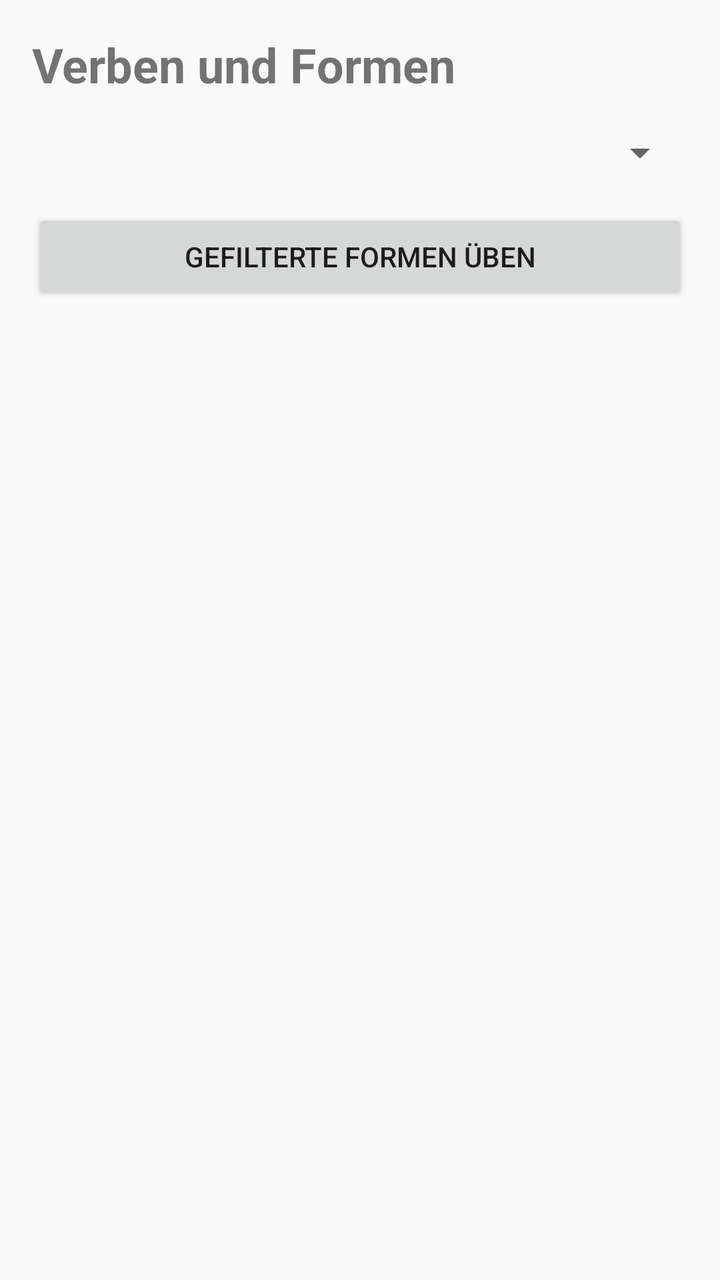
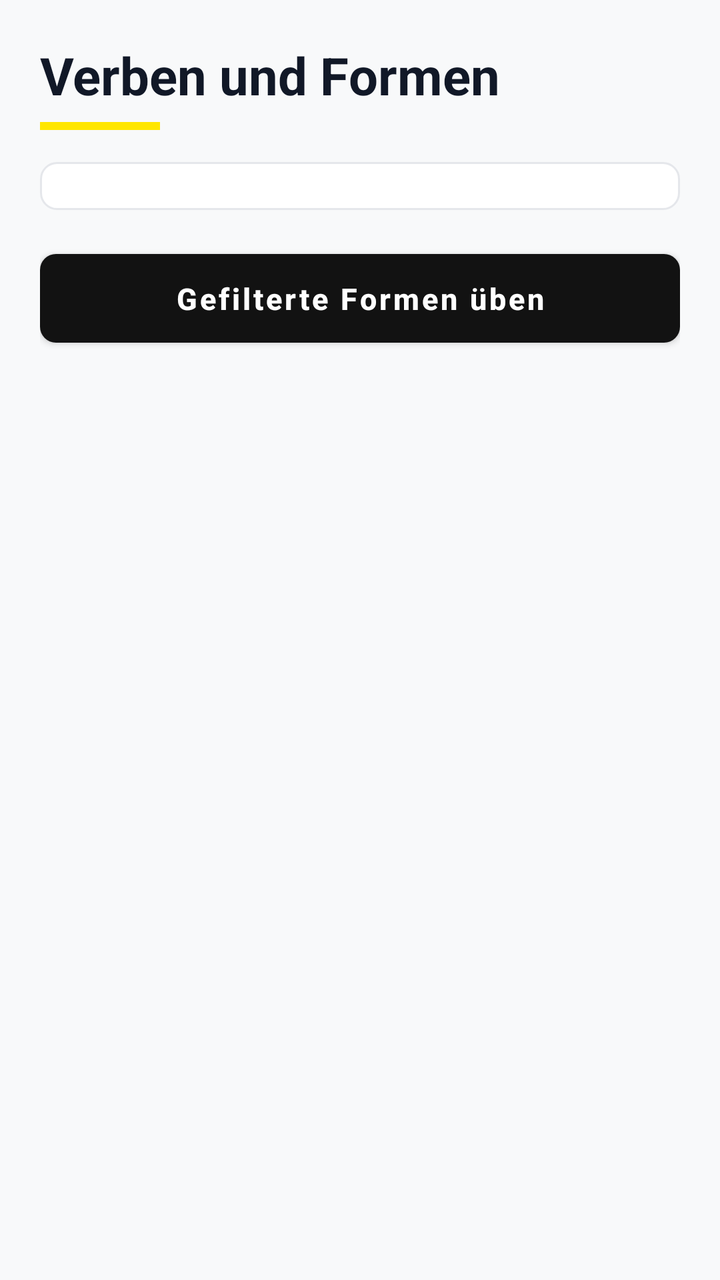

The first picture is an Android layout as it rendered before a commit; the second is the same layout after the commit. The layout source and the unified diff follow.
<!-- AndroidManifest.xml: application theme Theme.VerbesFrancais -->
<!-- res/layout/activity_verb_list.xml -->
<?xml version="1.0" encoding="utf-8"?>
<LinearLayout xmlns:android="http://schemas.android.com/apk/res/android"
    android:layout_width="match_parent"
    android:layout_height="match_parent"
    android:orientation="vertical"
    android:padding="16dp"
    android:fitsSystemWindows="true">

    <TextView
        android:layout_width="match_parent"
        android:layout_height="wrap_content"
        android:text="Verben und Formen"
        android:textSize="24sp"
        android:textStyle="bold" />

    <Spinner
        android:id="@+id/spinnerTense"
        android:layout_width="match_parent"
        android:layout_height="wrap_content"
        android:layout_marginTop="16dp" />

    <Button
        android:id="@+id/buttonPracticeFiltered"
        android:layout_width="match_parent"
        android:layout_height="wrap_content"
        android:layout_marginTop="16dp"
        android:text="Gefilterte Formen üben" />

    <androidx.recyclerview.widget.RecyclerView
        android:id="@+id/recyclerVerbForms"
        android:layout_width="match_parent"
        android:layout_height="match_parent"
        android:layout_marginTop="16dp"
        android:clipToPadding="false" />
</LinearLayout>
<!-- resources referenced by this layout -->
<resources>
  <style name="Theme.VerbesFrancais" parent="Theme.AppCompat.Light.DarkActionBar" />
</resources>

<!-- the commit's change to res/layout/activity_verb_list.xml (unified diff, before → after) -->
@@ -3,24 +3,34 @@
     android:layout_width="match_parent"
     android:layout_height="match_parent"
     android:orientation="vertical"
-    android:padding="16dp"
+    android:padding="20dp"
     android:fitsSystemWindows="true">
 
     <TextView
         android:layout_width="match_parent"
         android:layout_height="wrap_content"
         android:text="Verben und Formen"
-        android:textSize="24sp"
+        android:textColor="@color/lemonde_text_primary"
+        android:textSize="26sp"
         android:textStyle="bold" />
+
+    <View
+        android:layout_width="60dp"
+        android:layout_height="4dp"
+        android:layout_marginTop="6dp"
+        android:background="@color/lemonde_yellow" />
 
     <Spinner
         android:id="@+id/spinnerTense"
         android:layout_width="match_parent"
         android:layout_height="wrap_content"
-        android:layout_marginTop="16dp" />
+        android:layout_marginTop="16dp"
+        android:background="@drawable/bg_lemonde_input"
+        android:padding="12dp" />
 
     <Button
         android:id="@+id/buttonPracticeFiltered"
+        style="@style/LeMonde.Button"
         android:layout_width="match_parent"
         android:layout_height="wrap_content"
         android:layout_marginTop="16dp"
<!-- resource entries referenced after the edit -->
@@ -1,5 +1,53 @@
 <!-- resources referenced by this layout -->
 <resources>
-  <style name="Theme.VerbesFrancais" parent="Theme.AppCompat.Light.DarkActionBar" />
+  <color name="lemonde_text_primary">#111827</color>
+  <color name="lemonde_yellow">#FFE600</color>
+  <!-- drawable bg_lemonde_input (drawable) -->
+  <?xml version="1.0" encoding="utf-8"?>
+  <shape xmlns:android="http://schemas.android.com/apk/res/android"
+      android:shape="rectangle">
+      <solid android:color="@color/lemonde_card_bg" />
+      <stroke
+          android:width="1dp"
+          android:color="@color/lemonde_border" />
+      <corners android:radius="8dp" />
+  </shape>
+  <style name="LeMonde.Button" parent="Widget.MaterialComponents.Button">
+          <item name="backgroundTint">@color/lemonde_black</item>
+          <item name="android:textColor">@color/white</item>
+          <item name="android:textAllCaps">false</item>
+          <item name="android:textSize">15sp</item>
+          <item name="android:textStyle">bold</item>
+          <item name="cornerRadius">8dp</item>
+          <item name="android:paddingTop">12dp</item>
+          <item name="android:paddingBottom">12dp</item>
+          <item name="elevation">0dp</item>
+      </style>
+  <style name="Theme.VerbesFrancais" parent="Theme.MaterialComponents.DayNight.DarkActionBar">
+          
+          <item name="colorPrimary">@color/lemonde_black</item>
+          <item name="colorPrimaryVariant">@color/lemonde_dark_gray</item>
+          <item name="colorOnPrimary">@color/white</item>
+  
+          
+          <item name="colorSecondary">@color/lemonde_yellow</item>
+          <item name="colorSecondaryVariant">@color/lemonde_yellow_dark</item>
+          <item name="colorOnSecondary">@color/lemonde_black</item>
+  
+          
+          <item name="android:windowBackground">@color/lemonde_light_bg</item>
+          <item name="colorSurface">@color/lemonde_card_bg</item>
+          <item name="colorOnSurface">@color/lemonde_text_primary</item>
+  
+          
+          <item name="materialButtonStyle">@style/LeMonde.Button</item>
+      </style>
+  <color name="lemonde_card_bg">#FFFFFF</color>
+  <color name="lemonde_border">#E5E7EB</color>
+  <color name="lemonde_black">#121212</color>
+  <color name="white">#FFFFFF</color>
+  <color name="lemonde_dark_gray">#1E1E1E</color>
+  <color name="lemonde_yellow_dark">#E5CE00</color>
+  <color name="lemonde_light_bg">#F8F9FA</color>
 </resources>
 
